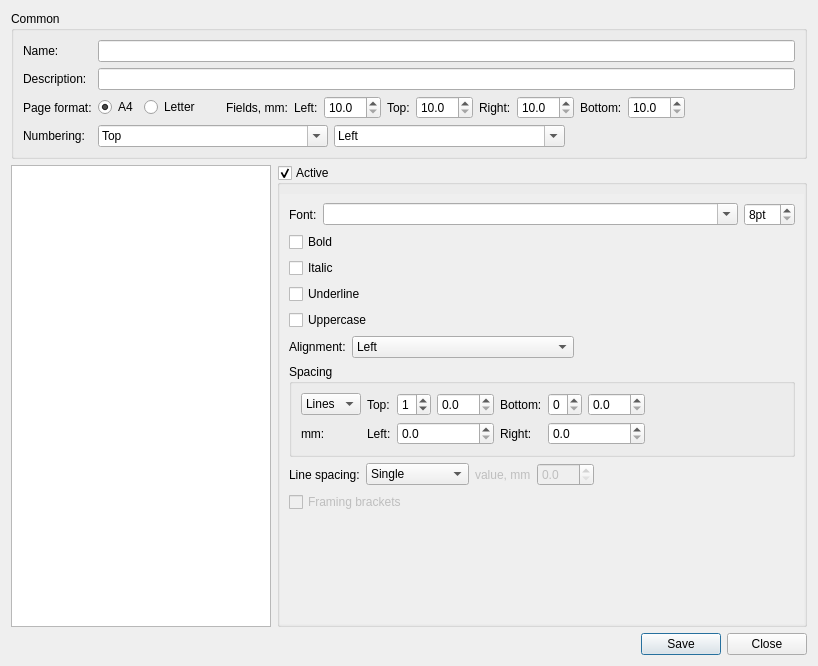
Qt form src/bin/scenarist-desktop/UserInterfaceLayer/Settings/TemplateDialog.ui (dimkanovikov/KITScenarist) before a commit.
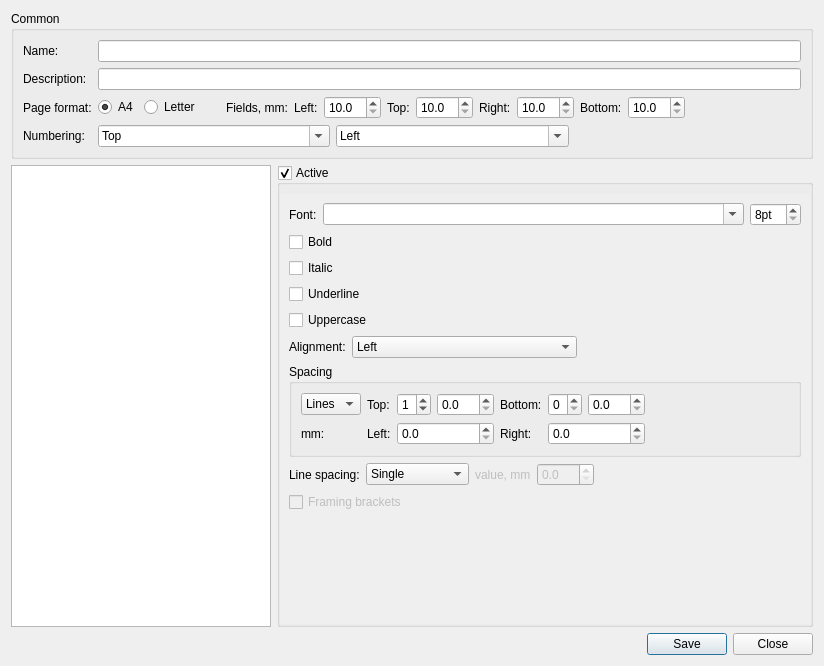
The same form after that commit.

Commit message: Add ability to set spacing value for templates more then 100 #775

```diff
--- a/src/bin/scenarist-desktop/UserInterfaceLayer/Settings/TemplateDialog.ui
+++ b/src/bin/scenarist-desktop/UserInterfaceLayer/Settings/TemplateDialog.ui
@@ -6,7 +6,7 @@
    <rect>
     <x>0</x>
     <y>0</y>
-    <width>814</width>
+    <width>824</width>
     <height>666</height>
    </rect>
   </property>
@@ -327,8 +327,8 @@
           <rect>
            <x>0</x>
            <y>0</y>
-           <width>529</width>
-           <height>420</height>
+           <width>524</width>
+           <height>391</height>
           </rect>
          </property>
          <layout class="QGridLayout" name="gridLayout_5">
```
Left out of the diff: 18 changed lines with no effect on the pictures.
